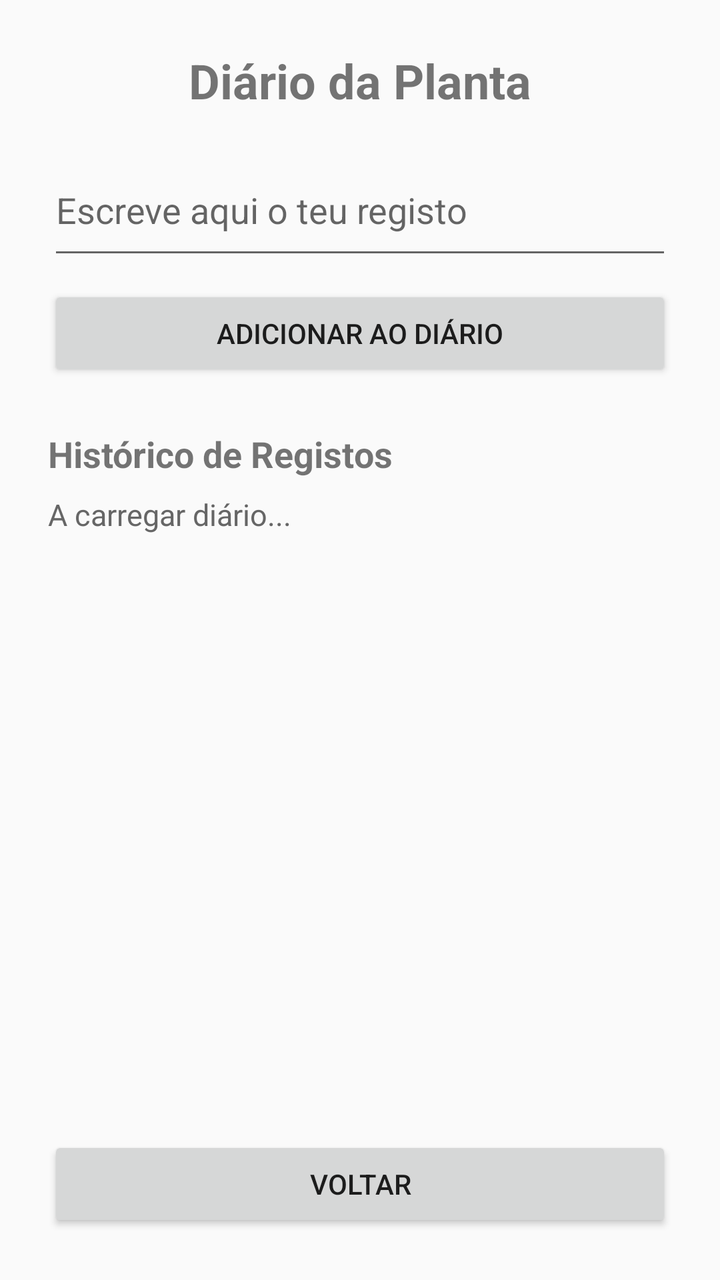
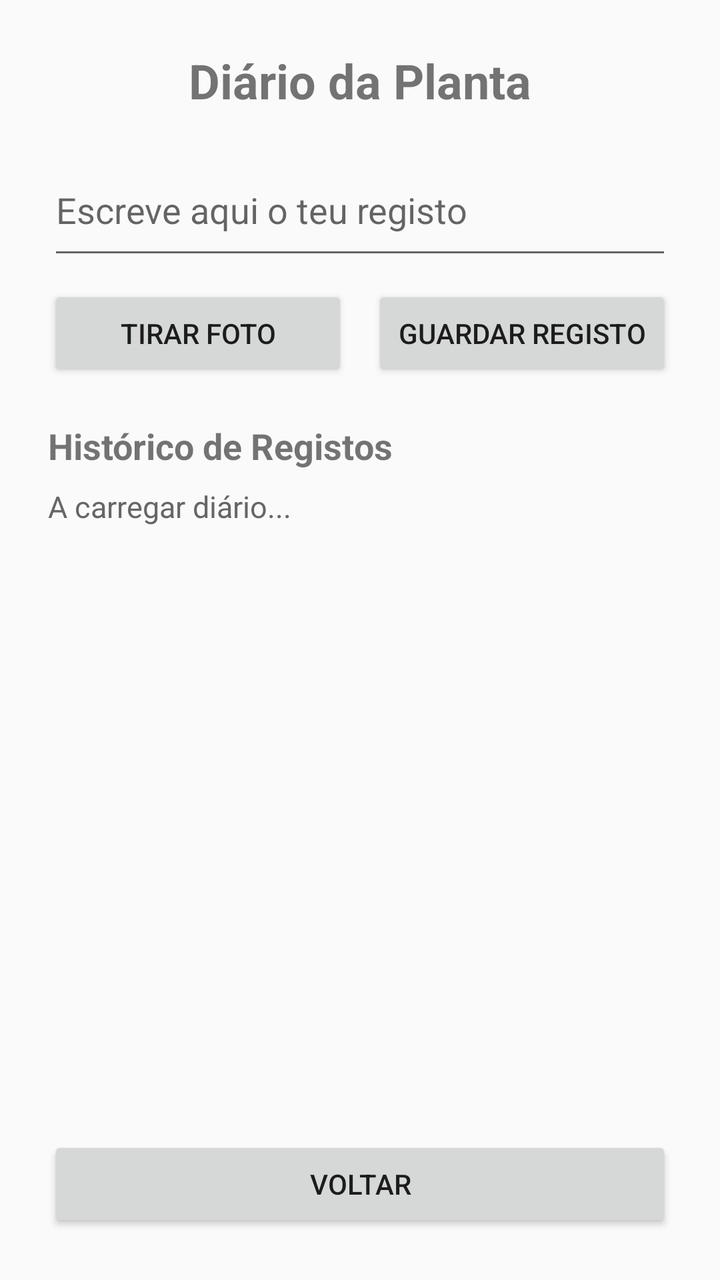

An Android layout rendered at two revisions. The XML below is the earlier revision; the diff shows what the commit changed to produce the second picture.
<!-- AndroidManifest.xml: application theme Theme.ProjectDroid -->
<!-- res/layout/activity_diario_planta.xml -->
<?xml version="1.0" encoding="utf-8"?>
<LinearLayout xmlns:android="http://schemas.android.com/apk/res/android"
              android:layout_width="match_parent"
              android:layout_height="match_parent"
              android:orientation="vertical"
              android:padding="24dp">

    <TextView
            android:id="@+id/txt_titulo_diario"
            android:layout_width="match_parent"
            android:layout_height="wrap_content"
            android:text="Diário da Planta"
            android:textSize="24sp"
            android:textStyle="bold"
            android:gravity="center_horizontal" />

    <EditText
            android:id="@+id/edt_registo_diario"
            android:layout_width="match_parent"
            android:layout_height="wrap_content"
            android:layout_marginTop="16dp"
            android:hint="Escreve aqui o teu registo"
            android:inputType="textMultiLine"
            android:minLines="2" />

    <Button
            android:id="@+id/btn_adicionar_registo"
            android:layout_width="match_parent"
            android:layout_height="wrap_content"
            android:layout_marginTop="8dp"
            android:text="Adicionar ao Diário" />

    <TextView
            android:layout_width="match_parent"
            android:layout_height="wrap_content"
            android:layout_marginTop="24dp"
            android:text="Histórico de Registos"
            android:textSize="18sp"
            android:textStyle="bold" />

    <TextView
            android:id="@+id/txt_estado_diario"
            android:layout_width="match_parent"
            android:layout_height="wrap_content"
            android:layout_marginTop="8dp"
            android:text="A carregar diário..."
            android:textSize="15sp"
            android:textColor="#666666" />

    <ListView
            android:id="@+id/lv_diario"
            android:layout_width="match_parent"
            android:layout_height="0dp"
            android:layout_weight="1"
            android:layout_marginTop="8dp"
            android:layout_marginBottom="16dp" />

    <Button
            android:id="@+id/btn_voltar_diario"
            android:layout_width="match_parent"
            android:layout_height="wrap_content"
            android:text="Voltar" />

</LinearLayout>
<!-- resources referenced by this layout -->
<resources>
  <style name="Theme.ProjectDroid" parent="Theme.AppCompat.Light.DarkActionBar">
      </style>
</resources>

<!-- the commit's change to res/layout/activity_diario_planta.xml (unified diff, before → after) -->
@@ -23,17 +23,43 @@
             android:inputType="textMultiLine"
             android:minLines="2" />
 
-    <Button
-            android:id="@+id/btn_adicionar_registo"
+    <ImageView
+            android:id="@+id/img_preview_diario"
+            android:layout_width="120dp"
+            android:layout_height="120dp"
+            android:layout_marginTop="8dp"
+            android:layout_gravity="center_horizontal"
+            android:scaleType="centerCrop"
+            android:contentDescription="Pré-visualização da fotografia"
+            android:visibility="gone" />
+
+    <LinearLayout
             android:layout_width="match_parent"
             android:layout_height="wrap_content"
             android:layout_marginTop="8dp"
-            android:text="Adicionar ao Diário" />
+            android:orientation="horizontal">
+
+        <Button
+                android:id="@+id/btn_tirar_foto"
+                android:layout_width="0dp"
+                android:layout_height="wrap_content"
+                android:layout_weight="1"
+                android:layout_marginEnd="6dp"
+                android:text="Tirar Foto" />
+
+        <Button
+                android:id="@+id/btn_adicionar_registo"
+                android:layout_width="0dp"
+                android:layout_height="wrap_content"
+                android:layout_weight="1"
+                android:layout_marginStart="6dp"
+                android:text="Guardar Registo" />
+    </LinearLayout>
 
     <TextView
             android:layout_width="match_parent"
             android:layout_height="wrap_content"
-            android:layout_marginTop="24dp"
+            android:layout_marginTop="20dp"
             android:text="Histórico de Registos"
             android:textSize="18sp"
             android:textStyle="bold" />
